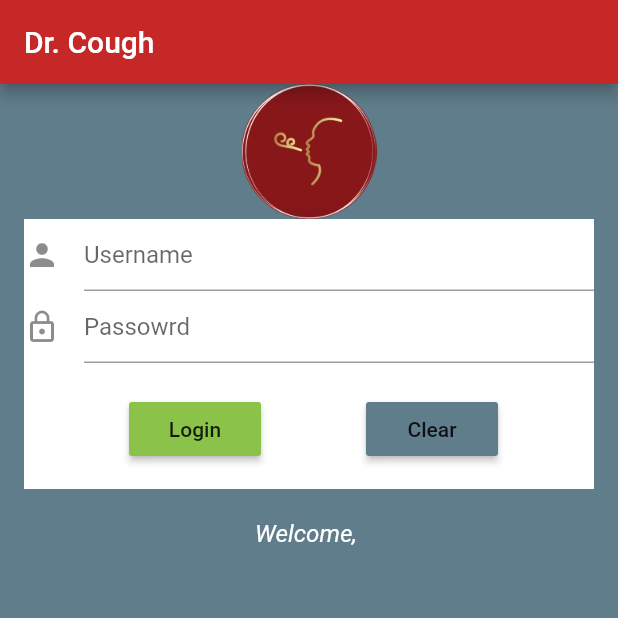
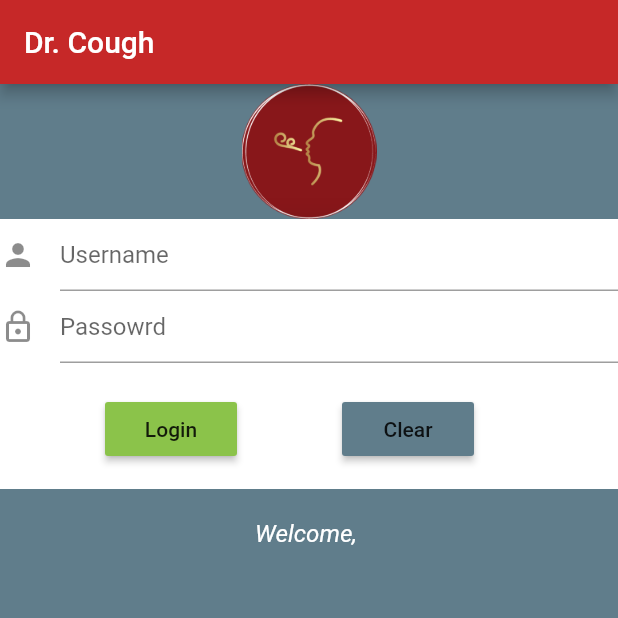
Before and after one commit to CharlesNJ/login_app, a Flutter app: the screen it shows after launch, on a phone screen of 412 x 824 dp, the top half of it. Run offline on Flutter 3.47's test engine with Material 2 defaults, Android fonts, the phone set to English and light mode, and no system bars.

Commit message:
password text obscured and listview added instead of Column to resolve overflow issue when keyboard shows up

```diff
--- a/lib/ui/loign.dart
+++ b/lib/ui/loign.dart
@@ -40,7 +40,7 @@ class LoginState extends State<Login> {
         ),
         body: new Container(
           alignment: Alignment.topCenter,
-          child: new Column(children: <Widget>[
+          child: new ListView(children: <Widget>[
             new Image.asset(
               'images/logo.png',
               width: 90,
@@ -59,6 +59,7 @@ class LoginState extends State<Login> {
                         hintText: 'Username', icon: new Icon(Icons.person)),
                   ),
                   new TextField(
+                    obscureText: true,
                       controller: _passwordController,
                       decoration: new InputDecoration(
                           hintText: 'Passowrd',
```
